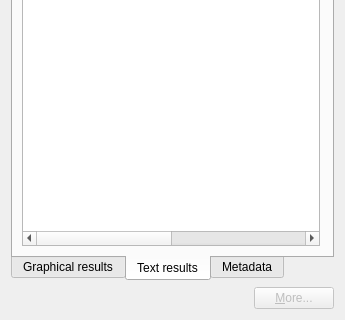
This is src/poliqarpwidget.ui in jsbien/djview-poliqarp_fork as Qt 5 draws it before an edit; both pictures show x 0 to 345 and y 177 to 497 of the 345 by 497 pixel window. The edited form follows.
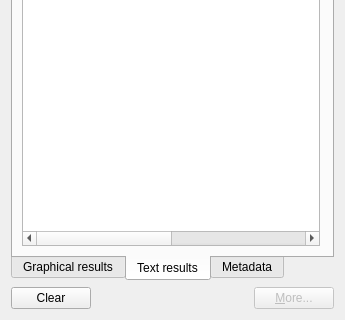
This is the edited form. Icons and pictures are not drawn. Custom widgets are drawn as their Qt base class.

Diff of the .ui file:
```diff
--- a/src/poliqarpwidget.ui
+++ b/src/poliqarpwidget.ui
@@ -278,9 +278,9 @@
    <item>
     <layout class="QHBoxLayout" name="horizontalLayout_6">
      <item>
-      <widget class="QLabel" name="matchLabel">
+      <widget class="QPushButton" name="clearButton">
        <property name="text">
-        <string/>
+        <string>Clear</string>
        </property>
       </widget>
      </item>
@@ -297,6 +297,13 @@
        </property>
       </spacer>
      </item>
+     <item>
+      <widget class="QLabel" name="matchLabel">
+       <property name="text">
+        <string/>
+       </property>
+      </widget>
+     </item>
      <item>
       <widget class="QPushButton" name="moreButton">
        <property name="enabled">
```
